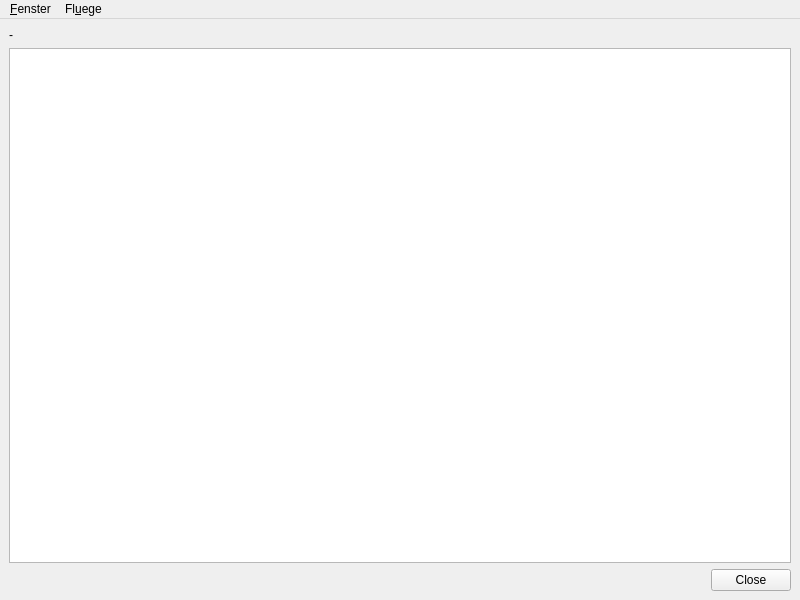
Before: the Qt Designer form src/gui/windows/objectList/FlightListWindow.ui in startkladde/startkladde, drawn with Qt 5.
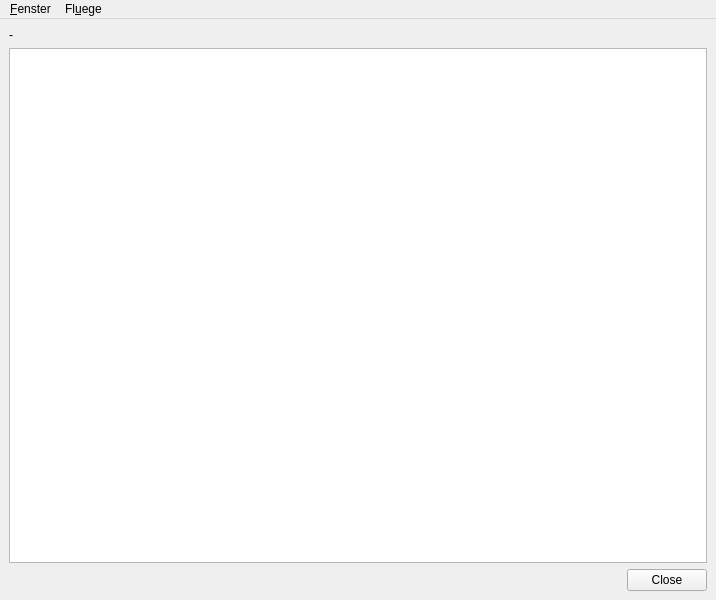
After: the same form once the commit is applied. Custom widgets are drawn as their Qt base class.

Commit message: Added refresh operation to FlightListWindow

```diff
--- a/src/gui/windows/objectList/FlightListWindow.ui
+++ b/src/gui/windows/objectList/FlightListWindow.ui
@@ -6,7 +6,7 @@
    <rect>
     <x>0</x>
     <y>0</y>
-    <width>800</width>
+    <width>716</width>
     <height>600</height>
    </rect>
   </property>
@@ -76,7 +76,7 @@
     <rect>
      <x>0</x>
      <y>0</y>
-     <width>800</width>
+     <width>716</width>
      <height>25</height>
     </rect>
    </property>
```
Left out of the diff: 19 changed lines with no effect on the pictures. The commit also changes 2 other files.
